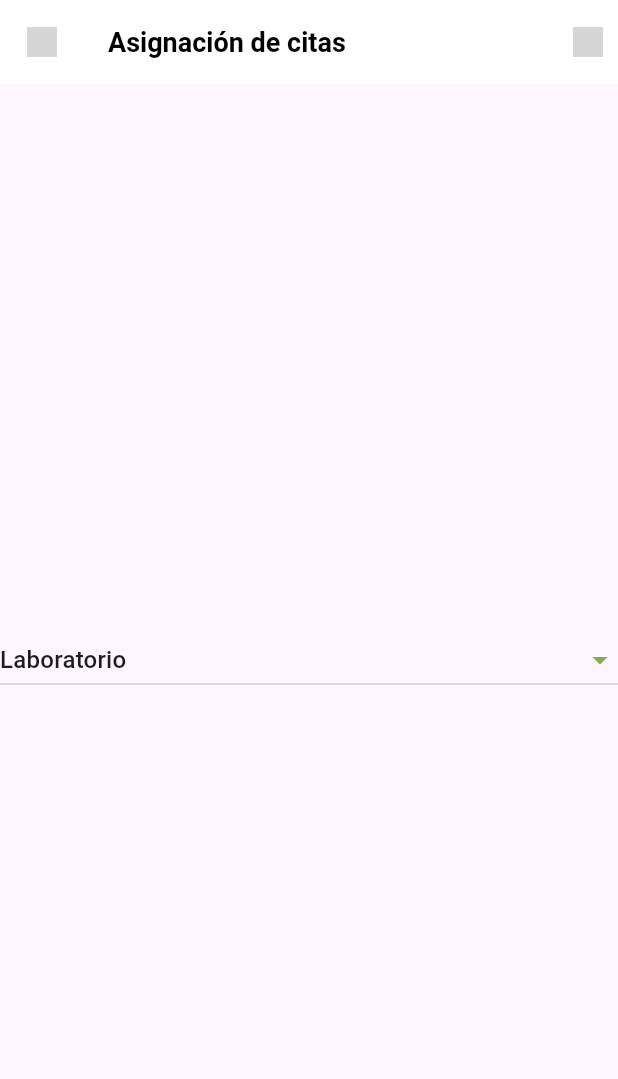
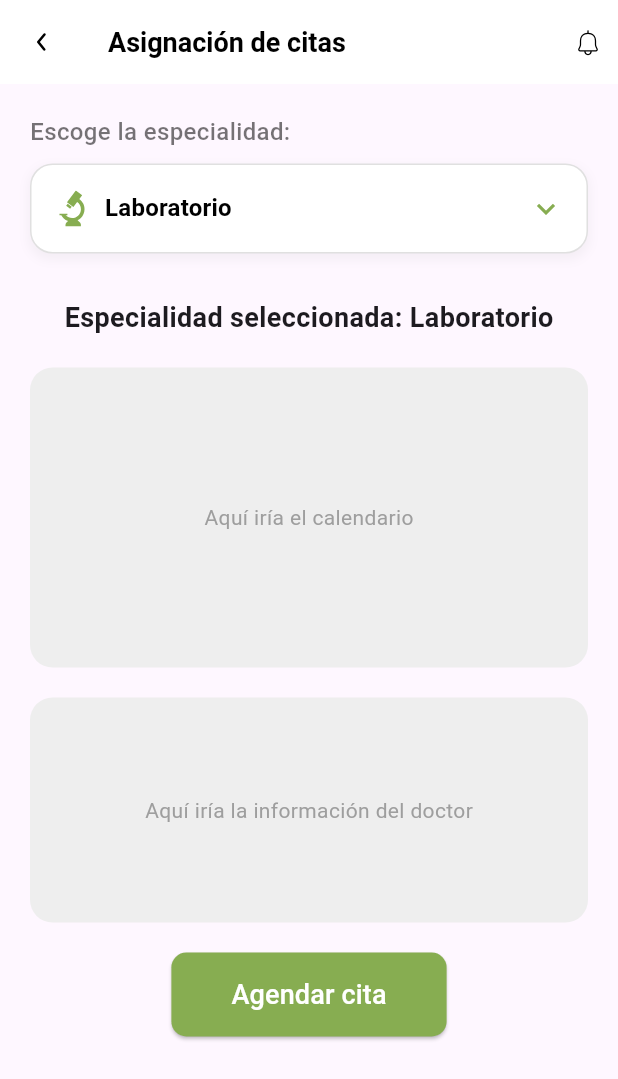
Before and after one commit to santi0ne/ArviVet-app, a Flutter app: the screen it shows after launch, on a phone screen of 412 x 824 dp. Shown: the top 1079 px of the screen. Run offline on Flutter 3.47's test engine with Material 3 defaults, Android fonts, the phone set to English and light mode, and no system bars; our stand-ins replace flutter_svg; Roboto replaces fonts that are missing (RobotoFlex); grey boxes are pictures that could not be loaded.

Commit message:
Se concluyó la mayoria del dropdown, falta refinar un poco y empezar el calendario

```diff
--- a/lib/views/reservar_cita.dart
+++ b/lib/views/reservar_cita.dart
@@ -2,7 +2,8 @@ import 'package:flutter/material.dart';
 import 'package:flutter_svg/flutter_svg.dart';
 import 'package:arvivet_app/utils/app_colors.dart';
 import 'package:arvivet_app/utils/app_text_styles.dart';
-import 'package:arvivet_app/widgets/reserva_cita/specialty.dart'
+import 'package:arvivet_app/widgets/reserva_cita/specialty.dart';
+import '../widgets/reserva_cita/customSpecialtyDropdown.dart';
 
 class ReservarCita extends StatefulWidget {
   const ReservarCita({super.key});
@@ -13,33 +14,104 @@ class ReservarCita extends StatefulWidget {
 
 class _ReservarCitaState extends State<ReservarCita>{
 
-  final List<String> _dropDownItems = ['Laboratorio', 'Vacunacion', 'Imagenes'];
-  String _selectedItem = 'Laboratorio';
+  final List<Specialty> _specialties = [
+    Specialty(name: 'Laboratorio', iconPath: 'assets/images/microscopio.svg'),
+    Specialty(name: 'Vacunacion', iconPath: 'assets/images/vacuna.svg'),
+    Specialty(name: 'Veterinario', iconPath: 'assets/images/veterinario.svg'),
+    // Agrega más especialidades aquí con sus respectivas rutas de SVG
+  ];
+
+  late Specialty _selectedSpecialty;
+
+  @override
+  void initState(){
+    super.initState();
+    _selectedSpecialty = _specialties.first; //Inicializa el dropdown con el primer elemento
+  }
 
   @override
   Widget build(BuildContext context) {
     return Scaffold(
       appBar: appBar(),
-      body: Center(
-        child: DropdownButton(
-          value: _selectedItem,
-          items: _dropDownItems.map((String item) {
-            return DropdownMenuItem(
-              value: item,
-              child: Text(item),
-            );
-          }).toList(),
-          onChanged: (String? value){
-            setState(() {
-              _selectedItem = value!;
-            });
-          },
-
-          iconEnabledColor: AppColors.primaryGreen,
-          isExpanded: true,
-          icon: Icon(Icons.arrow_drop_down),
+      body: SingleChildScrollView( // Usar SingleChildScrollView para evitar overflow si el contenido crece
+        padding: const EdgeInsets.all(20.0),
+        child: Column(
+          crossAxisAlignment: CrossAxisAlignment.start,
+          children: [
+            const Text(
+              'Escoge la especialidad:',
+              style: TextStyle(
+                fontSize: 16,
+                fontWeight: FontWeight.w500,
+                color: Colors.black54,
+              ),
+            ),
+            const SizedBox(height: 10),
+            // 2. Usando el CustomDropdown
+            CustomSpecialtyDropdown(
+              specialties: _specialties,
+              selectedSpecialty: _selectedSpecialty,
+              onChanged: (Specialty? newValue) {
+                if (newValue != null) {
+                  setState(() {
+                    _selectedSpecialty = newValue;
+                  });
+                }
+              },
+            ),
+            // Puedes añadir más contenido aquí debajo del dropdown
+            const SizedBox(height: 30),
+            Center(
+              child: Text(
+                'Especialidad seleccionada: ${_selectedSpecialty.name}',
+                style: const TextStyle(fontSize: 18, fontWeight: FontWeight.bold),
+              ),
+            ),
+            // Placeholder para el calendario y la información del doctor
+            const SizedBox(height: 20),
+            Container(
+              height: 200,
+              width: double.infinity,
+              decoration: BoxDecoration(
+                color: Colors.grey[200],
+                borderRadius: BorderRadius.circular(15),
+              ),
+              alignment: Alignment.center,
+              child: const Text('Aquí iría el calendario', style: TextStyle(color: Colors.grey)),
+            ),
+            const SizedBox(height: 20),
+            Container(
+              height: 150,
+              width: double.infinity,
+              decoration: BoxDecoration(
+                color: Colors.grey[200],
+                borderRadius: BorderRadius.circular(15),
+              ),
+              alignment: Alignment.center,
+              child: const Text('Aquí iría la información del doctor', style: TextStyle(color: Colors.grey)),
+            ),
+            const SizedBox(height: 20),
+            Center(
+              child: ElevatedButton(
+                onPressed: () {
+                  // Acción para agendar cita
+                },
+                style: ElevatedButton.styleFrom(
+                  backgroundColor: AppColors.primaryGreen, // Usa tu color primario
+                  padding: const EdgeInsets.symmetric(horizontal: 40, vertical: 15),
+                  shape: RoundedRectangleBorder(
+                    borderRadius: BorderRadius.circular(10),
+                  ),
+                ),
+                child: const Text(
+                  'Agendar cita',
+                  style: TextStyle(fontSize: 18, color: Colors.white),
+                ),
+              ),
+            ),
+          ],
         ),
-      )
+      ),
 
     );
   }
@@ -67,7 +139,7 @@ class _ReservarCitaState extends State<ReservarCita>{
             borderRadius: BorderRadius.circular(10),
           ),
           child: SvgPicture.asset(
-            'assets/images/reserva_cita/flecha_atras.svg',
+            'assets/images/flecha_atras.svg',
             width: 20,
             height: 20,
             color: Colors.black
@@ -87,7 +159,7 @@ class _ReservarCitaState extends State<ReservarCita>{
               borderRadius: BorderRadius.circular(10),
             ),
             child: SvgPicture.asset(
-              'assets/images/reserva_cita/campana_notificacion.svg',
+              'assets/images/campana_notificacion.svg',
               width: 20,
               height: 20,
 
--- /dev/null
+++ b/lib/widgets/reserva_cita/customSpecialtyDropdown.dart
@@ -0,0 +1,86 @@
+import 'package:arvivet_app/widgets/reserva_cita/specialty.dart';
+import 'package:flutter/material.dart';
+import 'package:flutter_svg/svg.dart';
+
+import '../../utils/app_colors.dart';
+
+class CustomSpecialtyDropdown extends StatelessWidget {
+  final List<Specialty> specialties;
+  final Specialty selectedSpecialty;
+  final ValueChanged<Specialty?> onChanged;
+
+  const CustomSpecialtyDropdown({
+    super.key,
+    required this.specialties,
+    required this.selectedSpecialty,
+    required this.onChanged,
+  });
+
+  @override
+  Widget build(BuildContext context) {
+    return Container(
+      padding: const EdgeInsets.symmetric(horizontal: 15, vertical: 5),
+      decoration: BoxDecoration(
+        color: Colors.white,
+        borderRadius: BorderRadius.circular(15),
+        border: Border.all(color: Colors.grey.shade300, width: 1.0),
+        boxShadow: [
+          BoxShadow(
+            color: Colors.grey.withOpacity(0.1),
+            spreadRadius: 1,
+            blurRadius: 5,
+            offset: const Offset(0, 3), // changes position of shadow
+          ),
+        ],
+      ),
+      child: DropdownButtonHideUnderline(
+        child: DropdownButton<Specialty>(
+          value: selectedSpecialty,
+          icon: Icon(Icons.keyboard_arrow_down, color: AppColors.primaryGreen), // Icono de flecha
+          isExpanded: true,
+          onChanged: onChanged,
+          items: specialties.map((Specialty specialty) {
+            return DropdownMenuItem<Specialty>(
+              value: specialty,
+              child: Row(
+                children: [
+                  SvgPicture.asset(
+                    specialty.iconPath,
+                    width: 24,
+                    height: 24,
+                    colorFilter: ColorFilter.mode(AppColors.primaryGreen, BlendMode.srcIn), // Color del ícono en la lista
+                  ),
+                  const SizedBox(width: 10),
+                  Text(
+                    specialty.name,
+                    style: const TextStyle(fontSize: 16, color: Colors.black87),
+                  ),
+                ],
+              ),
+            );
+          }).toList(),
+          // Diseño del elemento seleccionado cuando el dropdown no está abierto
+          selectedItemBuilder: (BuildContext context) {
+            return specialties.map((Specialty specialty) {
+              return Row(
+                children: [
+                  SvgPicture.asset(
+                    specialty.iconPath,
+                    width: 24,
+                    height: 24,
+                    colorFilter: ColorFilter.mode(AppColors.primaryGreen, BlendMode.srcIn), // Color del ícono seleccionado
+                  ),
+                  const SizedBox(width: 10),
+                  Text(
+                    specialty.name,
+                    style: const TextStyle(fontSize: 16, fontWeight: FontWeight.bold, color: Colors.black),
+                  ),
+                ],
+              );
+            }).toList();
+          },
+        ),
+      ),
+    );
+  }
+}
```
Also changed, not shown: assets/images/campana_notificacion.svg (renamed from assets/images/reserva_cita/campana_notificacion.svg), assets/images/flecha_atras.svg (renamed from assets/images/reserva_cita/flecha_atras.svg), assets/images/microscopio.svg (added), assets/images/vacuna.svg (added), assets/images/veterinario.svg (added), 4 other files.
